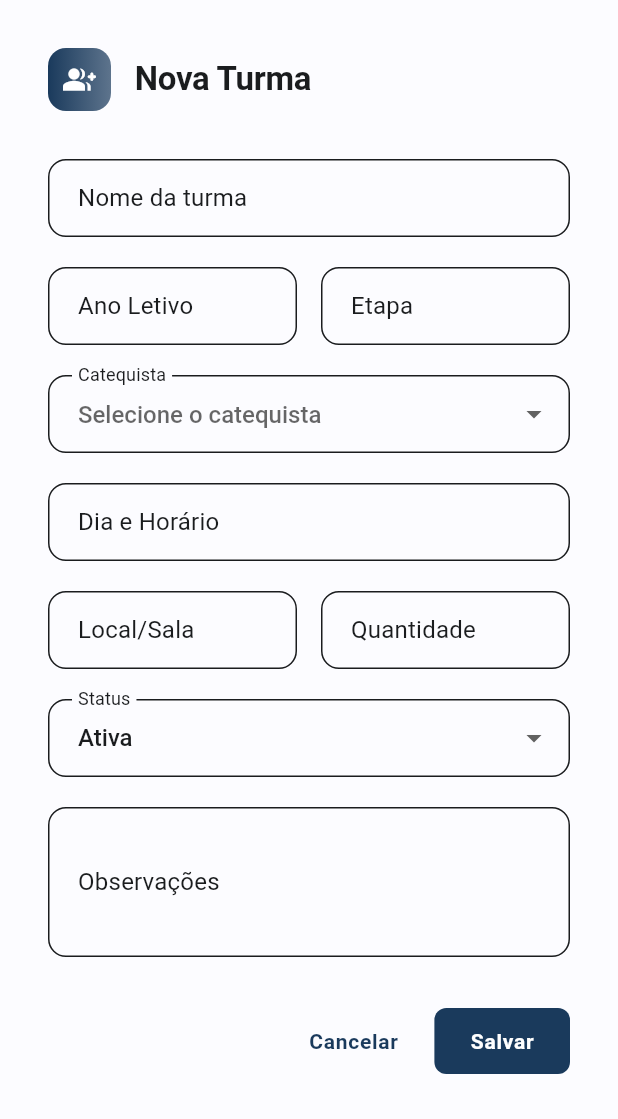
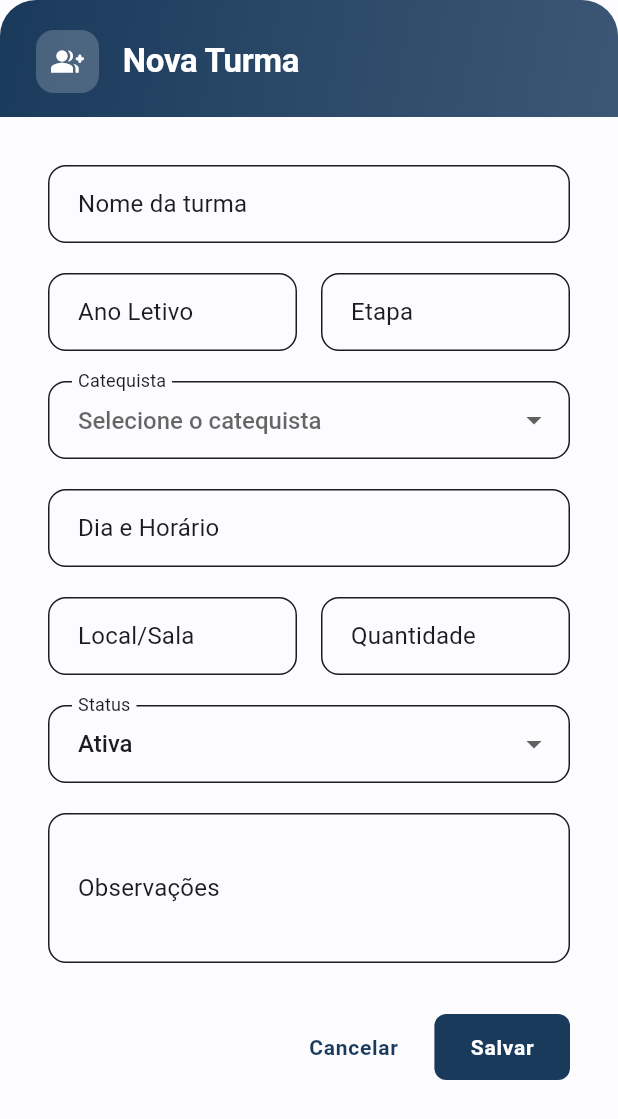
Before and after one commit to DionatanPO/projeto-pnsa-catequese, a Flutter app: the TurmaForm widget shown alone on an empty page, opened directly with empty values, on a phone screen of 412 x 824 dp. Shown: the top 1119 px of the screen. Run offline on Flutter 3.47's test engine with Material 3 defaults, Android fonts, the phone set to English and light mode, and no system bars; our stand-ins replace file_picker, get, mask_text_input_formatter, pdf, printing.

Commit message:
feat: add repositories for catequista, catequizandos, coordenadores, encontros and turma modules

```diff
--- /dev/null
+++ b/lib/app/modules/turma/repositories/turma_repository.dart
@@ -0,0 +1,38 @@
+import '../models/turma_model.dart';
+
+class TurmaRepository {
+  final List<TurmaModel> _mockData = [
+    TurmaModel(id: '1', nome: 'Cordeirinhos 4 anos', ano: 2026, etapa: 'Cordeirinhos', diaHorario: 'Sábado, 09:00', localSala: '', capacidade: 25, status: 'Ativa', catequista: 'A definir', observacoes: 'Primeiros passos na oração, o amor de Jesus pelos pequeninos e a criação.'),
+    TurmaModel(id: '2', nome: 'Cordeirinhos 04 a 08 anos', ano: 2026, etapa: 'Cordeirinhos', diaHorario: 'Domingo, 10:00', localSala: '', capacidade: 25, status: 'Ativa', catequista: 'A definir', observacoes: 'Grupo de integração: vivência comunitária e musicalização litúrgica.'),
+    TurmaModel(id: '3', nome: 'Cordeirinhos 05 anos (Seg)', ano: 2026, etapa: 'Cordeirinhos', diaHorario: 'Segunda, 14:00', localSala: '', capacidade: 25, status: 'Ativa', catequista: 'A definir', observacoes: 'O bom Pastor, a família e a oração do Pai-Nosso.'),
+    TurmaModel(id: '4', nome: 'Cordeirinhos 05 anos (Ter)', ano: 2026, etapa: 'Cordeirinhos', diaHorario: 'Terça, 14:00', localSala: '', capacidade: 25, status: 'Ativa', catequista: 'A definir', observacoes: 'O bom Pastor, a família e a oração do Pai-Nosso.'),
+    TurmaModel(id: '5', nome: 'Cordeirinhos 06 anos', ano: 2026, etapa: 'Cordeirinhos', diaHorario: 'Sábado, 10:30', localSala: '', capacidade: 25, status: 'Ativa', catequista: 'A definir', observacoes: 'Os Mandamentos do Amor e o exemplo dos Santos.'),
+    TurmaModel(id: '6', nome: 'Cordeirinhos 06 e 07 anos', ano: 2026, etapa: 'Cordeirinhos', diaHorario: 'Sábado, 10:30', localSala: '', capacidade: 25, status: 'Ativa', catequista: 'A definir', observacoes: 'A Bíblia como história de amor e os amigos de Jesus.'),
+    TurmaModel(id: '7', nome: 'Cordeirinhos 07 anos', ano: 2026, etapa: 'Cordeirinhos', diaHorario: 'Sábado, 10:30', localSala: '', capacidade: 25, status: 'Ativa', catequista: 'A definir', observacoes: 'O nascimento, a vida e a missão de Jesus.'),
+    TurmaModel(id: '8', nome: 'Cordeirinhos 08 anos (Seg)', ano: 2026, etapa: 'Cordeirinhos', diaHorario: 'Segunda, 16:00', localSala: '', capacidade: 25, status: 'Ativa', catequista: 'A definir', observacoes: 'Introdução aos sacramentos e a importância da Missa.'),
+    TurmaModel(id: '9', nome: 'Cordeirinhos 08 anos (Ter)', ano: 2026, etapa: 'Cordeirinhos', diaHorario: 'Terça, 16:00', localSala: '', capacidade: 25, status: 'Ativa', catequista: 'A definir', observacoes: 'Introdução aos sacramentos e a importância da Missa.'),
+    TurmaModel(id: '10', nome: 'Primeira Eucaristia 1', ano: 2026, etapa: 'Iniciação Eucarística', diaHorario: 'Sábado, 08:30', localSala: '', capacidade: 25, status: 'Ativa', catequista: 'A definir', observacoes: 'Iniciação à vida de oração, estudo dos Mandamentos e o perdão (Confissão).'),
+    TurmaModel(id: '11', nome: 'Primeira Eucaristia 2', ano: 2026, etapa: 'Iniciação Eucarística', diaHorario: 'Sábado, 08:30', localSala: '', capacidade: 25, status: 'Ativa', catequista: 'A definir', observacoes: 'Preparação final para o encontro com Jesus Eucarístico (Missa e comunhão).'),
+    TurmaModel(id: '12', nome: 'Perseverança', ano: 2026, etapa: 'Perseverança', diaHorario: 'Domingo, 09:30', localSala: '', capacidade: 25, status: 'Ativa', catequista: 'A definir', observacoes: 'Fortalecimento do vínculo com a paróquia após a Eucaristia e serviço missionário.'),
+    TurmaModel(id: '13', nome: 'Crisma 1', ano: 2026, etapa: 'Crisma', diaHorario: 'Domingo, 18:00', localSala: '', capacidade: 25, status: 'Ativa', catequista: 'A definir', observacoes: 'O Espírito Santo, o Credo e a identidade do cristão na sociedade.'),
+    TurmaModel(id: '14', nome: 'Crisma 2', ano: 2026, etapa: 'Crisma', diaHorario: 'Domingo, 18:00', localSala: '', capacidade: 25, status: 'Ativa', catequista: 'A definir', observacoes: 'O compromisso missionário, os dons do Espírito e a vida em comunidade.'),
+    TurmaModel(id: '15', nome: 'Catequese de Adultos', ano: 2026, etapa: 'Catequese de Adultos', diaHorario: 'Quarta-feira, 20:00', localSala: '', capacidade: 30, status: 'Ativa', catequista: 'A definir', observacoes: 'Formação doutrinária básica para quem busca os Sacramentos de Iniciação ou deseja retomar a vida na fé.'),
+  ];
+
+  List<TurmaModel> getAll() => List.unmodifiable(_mockData);
+
+  Future<void> add(TurmaModel turma) async {
+    _mockData.add(turma);
+  }
+
+  Future<void> update(TurmaModel turma) async {
+    final idx = _mockData.indexWhere((t) => t.id == turma.id);
+    if (idx != -1) {
+      _mockData[idx] = turma;
+    }
+  }
+
+  Future<void> remove(String id) async {
+    _mockData.removeWhere((t) => t.id == id);
+  }
+}
--- a/lib/app/modules/turma/viewmodels/turma_viewmodel.dart
+++ b/lib/app/modules/turma/viewmodels/turma_viewmodel.dart
@@ -1,27 +1,22 @@
 import 'package:get/get.dart';
 import '../models/turma_model.dart';
 import '../../catequizandos/models/catequizando_model.dart';
+import '../repositories/turma_repository.dart';
 
 class TurmaViewModel extends GetxController {
-  final RxList<TurmaModel> turmas = [
-    TurmaModel(id: '1', nome: 'Cordeirinhos 4 anos', ano: 2026, etapa: 'Cordeirinhos', diaHorario: 'Sábado, 09:00', localSala: '', capacidade: 25, status: 'Ativa', catequista: 'A definir', observacoes: 'Primeiros passos na oração, o amor de Jesus pelos pequeninos e a criação.'),
-    TurmaModel(id: '2', nome: 'Cordeirinhos 04 a 08 anos', ano: 2026, etapa: 'Cordeirinhos', diaHorario: 'Domingo, 10:00', localSala: '', capacidade: 25, status: 'Ativa', catequista: 'A definir', observacoes: 'Grupo de integração: vivência comunitária e musicalização litúrgica.'),
-    TurmaModel(id: '3', nome: 'Cordeirinhos 05 anos (Seg)', ano: 2026, etapa: 'Cordeirinhos', diaHorario: 'Segunda, 14:00', localSala: '', capacidade: 25, status: 'Ativa', catequista: 'A definir', observacoes: 'O bom Pastor, a família e a oração do Pai-Nosso.'),
-    TurmaModel(id: '4', nome: 'Cordeirinhos 05 anos (Ter)', ano: 2026, etapa: 'Cordeirinhos', diaHorario: 'Terça, 14:00', localSala: '', capacidade: 25, status: 'Ativa', catequista: 'A definir', observacoes: 'O bom Pastor, a família e a oração do Pai-Nosso.'),
-    TurmaModel(id: '5', nome: 'Cordeirinhos 06 anos', ano: 2026, etapa: 'Cordeirinhos', diaHorario: 'Sábado, 10:30', localSala: '', capacidade: 25, status: 'Ativa', catequista: 'A definir', observacoes: 'Os Mandamentos do Amor e o exemplo dos Santos.'),
-    TurmaModel(id: '6', nome: 'Cordeirinhos 06 e 07 anos', ano: 2026, etapa: 'Cordeirinhos', diaHorario: 'Sábado, 10:30', localSala: '', capacidade: 25, status: 'Ativa', catequista: 'A definir', observacoes: 'A Bíblia como história de amor e os amigos de Jesus.'),
-    TurmaModel(id: '7', nome: 'Cordeirinhos 07 anos', ano: 2026, etapa: 'Cordeirinhos', diaHorario: 'Sábado, 10:30', localSala: '', capacidade: 25, status: 'Ativa', catequista: 'A definir', observacoes: 'O nascimento, a vida e a missão de Jesus.'),
-    TurmaModel(id: '8', nome: 'Cordeirinhos 08 anos (Seg)', ano: 2026, etapa: 'Cordeirinhos', diaHorario: 'Segunda, 16:00', localSala: '', capacidade: 25, status: 'Ativa', catequista: 'A definir', observacoes: 'Introdução aos sacramentos e a importância da Missa.'),
-    TurmaModel(id: '9', nome: 'Cordeirinhos 08 anos (Ter)', ano: 2026, etapa: 'Cordeirinhos', diaHorario: 'Terça, 16:00', localSala: '', capacidade: 25, status: 'Ativa', catequista: 'A definir', observacoes: 'Introdução aos sacramentos e a importância da Missa.'),
-    TurmaModel(id: '10', nome: 'Primeira Eucaristia 1', ano: 2026, etapa: 'Iniciação Eucarística', diaHorario: 'Sábado, 08:30', localSala: '', capacidade: 25, status: 'Ativa', catequista: 'A definir', observacoes: 'Iniciação à vida de oração, estudo dos Mandamentos e o perdão (Confissão).'),
-    TurmaModel(id: '11', nome: 'Primeira Eucaristia 2', ano: 2026, etapa: 'Iniciação Eucarística', diaHorario: 'Sábado, 08:30', localSala: '', capacidade: 25, status: 'Ativa', catequista: 'A definir', observacoes: 'Preparação final para o encontro com Jesus Eucarístico (Missa e comunhão).'),
-    TurmaModel(id: '12', nome: 'Perseverança', ano: 2026, etapa: 'Perseverança', diaHorario: 'Domingo, 09:30', localSala: '', capacidade: 25, status: 'Ativa', catequista: 'A definir', observacoes: 'Fortalecimento do vínculo com a paróquia após a Eucaristia e serviço missionário.'),
-    TurmaModel(id: '13', nome: 'Crisma 1', ano: 2026, etapa: 'Crisma', diaHorario: 'Domingo, 18:00', localSala: '', capacidade: 25, status: 'Ativa', catequista: 'A definir', observacoes: 'O Espírito Santo, o Credo e a identidade do cristão na sociedade.'),
-    TurmaModel(id: '14', nome: 'Crisma 2', ano: 2026, etapa: 'Crisma', diaHorario: 'Domingo, 18:00', localSala: '', capacidade: 25, status: 'Ativa', catequista: 'A definir', observacoes: 'O compromisso missionário, os dons do Espírito e a vida em comunidade.'),
-    TurmaModel(id: '15', nome: 'Catequese de Adultos', ano: 2026, etapa: 'Catequese de Adultos', diaHorario: 'Quarta-feira, 20:00', localSala: '', capacidade: 30, status: 'Ativa', catequista: 'A definir', observacoes: 'Formação doutrinária básica para quem busca os Sacramentos de Iniciação ou deseja retomar a vida na fé.'),
-  ].obs;
+  final TurmaRepository _repository;
 
+  final RxList<TurmaModel> turmas = <TurmaModel>[].obs;
   final RxString searchQuery = ''.obs;
+
+  TurmaViewModel({TurmaRepository? repository})
+      : _repository = repository ?? TurmaRepository() {
+    _loadData();
+  }
+
+  void _loadData() {
+    turmas.value = _repository.getAll();
+  }
 
   List<TurmaModel> get filteredTurmas {
     final query = searchQuery.value.toLowerCase().trim();
@@ -39,21 +34,21 @@ class TurmaViewModel extends GetxController {
     update(['turmas']);
   }
 
-  void addTurma(TurmaModel turma) {
-    turmas.add(turma);
+  Future<void> addTurma(TurmaModel turma) async {
+    await _repository.add(turma);
+    _loadData();
     update(['turmas']);
   }
 
-  void updateTurma(TurmaModel turma) {
-    final index = turmas.indexWhere((t) => t.id == turma.id);
-    if (index != -1) {
-      turmas[index] = turma;
-      update(['turmas']);
-    }
+  Future<void> updateTurma(TurmaModel turma) async {
+    await _repository.update(turma);
+    _loadData();
+    update(['turmas']);
   }
 
-  void removeTurma(String id) {
-    turmas.removeWhere((t) => t.id == id);
+  Future<void> removeTurma(String id) async {
+    await _repository.remove(id);
+    _loadData();
     update(['turmas']);
   }
 
--- a/lib/app/modules/turma/views/turma_form.dart
+++ b/lib/app/modules/turma/views/turma_form.dart
@@ -96,17 +96,9 @@ class _TurmaFormState extends State<TurmaForm> {
     return Container(
       decoration: BoxDecoration(
         borderRadius: BorderRadius.circular(24),
-        gradient: LinearGradient(
-          begin: Alignment.topLeft,
-          end: Alignment.bottomRight,
-          colors: [
-            theme.colorScheme.surface,
-            theme.colorScheme.surfaceContainerLow,
-          ],
+        color: theme.colorScheme.surface,
       ),
-      ),
-      child: Padding(
-        padding: const EdgeInsets.all(32),
+      clipBehavior: Clip.antiAlias,
       child: Form(
         key: _formKey,
         child: SizedBox(
@@ -115,17 +107,25 @@ class _TurmaFormState extends State<TurmaForm> {
             mainAxisSize: MainAxisSize.min,
             crossAxisAlignment: CrossAxisAlignment.start,
             children: [
-                Row(
+              Container(
+                width: double.infinity,
+                padding: const EdgeInsets.fromLTRB(24, 20, 24, 16),
+                decoration: BoxDecoration(
+                  gradient: LinearGradient(
+                    colors: [
+                      theme.colorScheme.primary,
+                      theme.colorScheme.primary.withOpacity(0.85),
+                    ],
+                    begin: Alignment.topLeft,
+                    end: Alignment.bottomRight,
+                  ),
+                ),
+                child: Row(
                   children: [
                     Container(
                       padding: const EdgeInsets.all(10),
                       decoration: BoxDecoration(
-                        gradient: LinearGradient(
-                          colors: [
-                            theme.colorScheme.primary,
-                            theme.colorScheme.primary.withOpacity(0.7),
-                          ],
-                        ),
+                        color: theme.colorScheme.onPrimary.withOpacity(0.2),
                         borderRadius: BorderRadius.circular(12),
                       ),
                       child: Icon(
@@ -136,11 +136,20 @@ class _TurmaFormState extends State<TurmaForm> {
                     const SizedBox(width: 16),
                     Text(
                       _isEditing ? 'Editar Turma' : 'Nova Turma',
-                      style: theme.textTheme.titleLarge?.copyWith(fontWeight: FontWeight.w600),
+                      style: theme.textTheme.titleLarge?.copyWith(
+                        fontWeight: FontWeight.w600,
+                        color: theme.colorScheme.onPrimary,
+                      ),
                     ),
                   ],
                 ),
-                const SizedBox(height: 32),
+              ),
+              Padding(
+                padding: const EdgeInsets.all(32),
+                child: Column(
+                  mainAxisSize: MainAxisSize.min,
+                  crossAxisAlignment: CrossAxisAlignment.start,
+                  children: [
                     TextFormField(
                       controller: _nomeCtrl,
                       decoration: const InputDecoration(labelText: 'Nome da turma', hintText: 'Ex: Turma A'),
@@ -233,6 +242,8 @@ class _TurmaFormState extends State<TurmaForm> {
                   ],
                 ),
               ),
+            ],
+          ),
         ),
       ),
     );
```
Also changed, not shown: lib/app/modules/catequista/repositories/catequista_repository.dart (added, +35 -0 lines), lib/app/modules/catequista/viewmodels/catequista_viewmodel.dart (+27 -37 lines), lib/app/modules/catequizandos/repositories/catequizando_repository.dart (added, +38 -0 lines), lib/app/modules/catequizandos/viewmodels/catequizando_viewmodel.dart (+21 -101 lines), lib/app/modules/coordenadores/repositories/coordenador_repository.dart (added, +26 -0 lines), lib/app/modules/coordenadores/viewmodels/coordenador_viewmodel.dart (+25 -26 lines), lib/app/modules/encontros/repositories/encontros_repository.dart (added, +66 -0 lines), lib/app/modules/encontros/viewmodels/encontros_viewmodel.dart (+32 -54 lines). Lines whose indentation alone changed are shown as unchanged.
